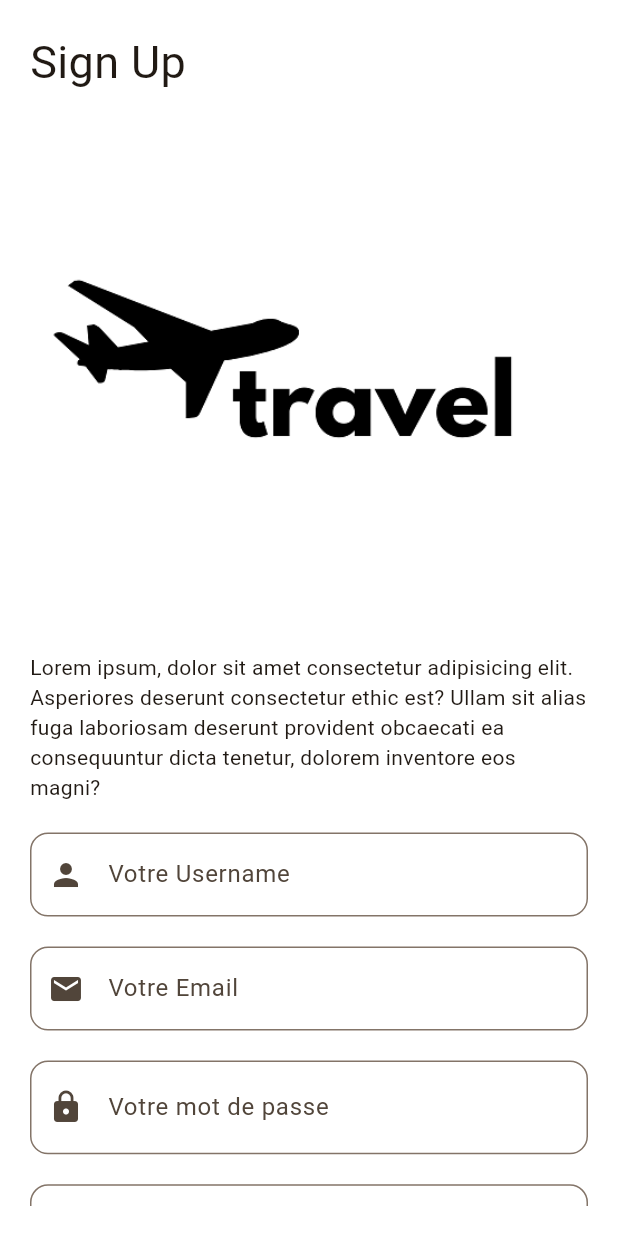
After one commit to zoulbarizi/flutter_application_1, a Flutter app: the Login screen opened directly, after a tap on "You don't have an account ? SignUP", on a phone screen of 412 x 824 dp. The commit adds this screen. Run offline on Flutter 3.47's test engine with Material 3 defaults, Android fonts, the phone set to English and light mode, and no system bars; our stand-ins replace cloud_firestore, firebase_auth, firebase_core, shared_preferences; accounts and stored records are empty; network calls fail.

Commit message:
wip : use firebase for auth and save

```diff
--- /dev/null
+++ b/lib/app/user_auth/firebase_auth_implementation/firabase_auth_services.dart
@@ -0,0 +1,30 @@
+import 'package:firebase_auth/firebase_auth.dart';
+
+class FirebaseAuthService {
+  FirebaseAuth _auth = FirebaseAuth.instance;
+
+  Future<User?> signUpWithEmailAndPassword(
+      String email, String password) async {
+    try {
+      UserCredential credential = await _auth.createUserWithEmailAndPassword(
+          email: email, password: password);
+      return credential.user;
+    } catch (e) {
+      print("Something went wrong ");
+    }
+    return null;
+  }
+
+  Future<User?> signInWithEmailAndPassword(
+      String email, String password) async {
+    try {
+      UserCredential credential = await _auth.signInWithEmailAndPassword(
+          email: email, password: password);
+      return credential.user;
+    } catch (e) {
+      print("Something went wrong ");
+    }
+    return null;
+  }
+
+}
--- a/lib/main.dart
+++ b/lib/main.dart
@@ -1,5 +1,6 @@
 import 'package:firebase_core/firebase_core.dart';
 import 'package:flutter/material.dart';
+import 'package:flutter_application_1/views/foods.dart';
 import 'firebase_options.dart';
 import 'views/enter_app.dart';
 
@@ -27,7 +28,8 @@ class MyApp extends StatelessWidget {
         ),
         useMaterial3: true,
       ),
-      home: const EnterApp(),
+      // home: const EnterApp(),
+      home: Foods(),
     );
   }
 }
--- a/lib/views/login.dart
+++ b/lib/views/login.dart
@@ -1,4 +1,7 @@
+import 'package:firebase_auth/firebase_auth.dart';
 import 'package:flutter/material.dart';
+import 'package:flutter_application_1/app/user_auth/firebase_auth_implementation/firabase_auth_services.dart';
+import 'package:flutter_application_1/views/signUp.dart';
 
 import 'foods.dart';
 
@@ -10,16 +13,20 @@ class Login extends StatefulWidget {
 }
 
 class _LoginState extends State<Login> {
-  final TextEditingController loginController = TextEditingController();
-  final TextEditingController pswController = TextEditingController();
-  bool pswObscure = true;
+  bool loading = false;
+  final FirebaseAuthService _auth = FirebaseAuthService();
+
+  TextEditingController _emailController = TextEditingController();
+  TextEditingController _passwordController = TextEditingController();
 
   @override
   void dispose() {
-    loginController.dispose();
-    pswController.dispose();
+    _emailController.dispose();
+    _passwordController.dispose();
     super.dispose();
   }
+
+  bool pswObscure = true;
 
   @override
   Widget build(BuildContext context) {
@@ -33,11 +40,14 @@ class _LoginState extends State<Login> {
               "Sign In",
               style: TextStyle(fontSize: 30),
             ),
-            Image.asset("assets/images/logo_travel.png"),
+            Image.asset(
+              "assets/images/logo_travel.png",
+              color: Colors.amber,
+            ),
             Text("data data data data data data data data data "),
             SizedBox(height: 20),
             TextField(
-              controller: loginController,
+              controller: _emailController,
               decoration: InputDecoration(
                 hintText: "Login",
                 labelText: "Votre login",
@@ -49,7 +59,7 @@ class _LoginState extends State<Login> {
             ),
             SizedBox(height: 20),
             TextField(
-              controller: pswController,
+              controller: _passwordController,
               obscureText: pswObscure,
               decoration: InputDecoration(
                 hintText: "Mot de passe",
@@ -71,24 +81,65 @@ class _LoginState extends State<Login> {
               ),
             ),
             SizedBox(height: 20),
-            ElevatedButton(
-              child: Text("Submit"),
-              onPressed: () {
-                String login = loginController.text;
-                String psw = pswController.text;
-
-                debugPrint("login = $login");
-                debugPrint("psw = $psw");
-
-                Navigator.of(context).pushAndRemoveUntil(
-                  MaterialPageRoute(builder: (context) => const Foods()),
-                  (route) => false,
-                );
-              },
+            loading? Center(child: CircularProgressIndicator()) : ElevatedButton(child: Text("Submit"), onPressed: _signIn),
+            SizedBox(height: 10),
+            Container(
+              child: GestureDetector(
+                onTap: () {
+                  // Lorsque le texte est tapé, naviguer vers la page de connexion
+                  Navigator.push(
+                    context,
+                    MaterialPageRoute(builder: (context) => SignUp()),
+                  );
+                },
+                child: Text(
+                  "You don't have an account ? SignUP",
+                  style: TextStyle(
+                    color: Colors.blue,
+                    decoration: TextDecoration.underline,
+                  ),
+                ),
+              ),
             ),
           ],
         ),
       ),
     );
   }
+
+  void _signIn() async {
+    setState(() {
+      loading = true;
+    });
+    String email = _emailController.text;
+
+    String password = _passwordController.text;
+
+    User? user = await _auth.signInWithEmailAndPassword(email, password);
+
+    setState(() {
+      loading = false;
+    });
+    if (user != null) {
+      print("User is successfully created");
+      Navigator.of(context).pushAndRemoveUntil(
+        MaterialPageRoute(builder: (context) => const Foods()),
+        (route) => false,
+      );
+    } else {
+      print("Something went wrong");
+      ScaffoldMessenger.of(context).showSnackBar(
+        SnackBar(
+          content: const Text("Identifiant ou mot de passe incorrecte"),
+          // duration: Duration(seconds: 2),
+          // action: SnackBarAction(
+          //   label: 'Action',
+          //   onPressed: () {
+          //     // Code to execute.
+          //   },
+          // ),
+        ),
+      );
+    }
+  }
 }
--- /dev/null
+++ b/lib/views/signUp.dart
@@ -0,0 +1,168 @@
+import 'package:firebase_auth/firebase_auth.dart';
+import 'package:flutter/material.dart';
+import 'package:flutter_application_1/app/user_auth/firebase_auth_implementation/firabase_auth_services.dart';
+import 'package:flutter_application_1/views/login.dart';
+
+import 'foods.dart';
+
+class SignUp extends StatefulWidget {
+  const SignUp({super.key});
+
+  @override
+  State<SignUp> createState() => _SignUpState();
+}
+
+class _SignUpState extends State<SignUp> {
+  final FirebaseAuthService _auth = FirebaseAuthService();
+
+  TextEditingController _usernameController = TextEditingController();
+  TextEditingController _emailController = TextEditingController();
+  TextEditingController _passwordController = TextEditingController();
+  TextEditingController _confirmController = TextEditingController();
+  bool pswObscure = true;
+  bool confpswObscure = true;
+
+  @override
+  void dispose() {
+    _usernameController.dispose();
+    _emailController.dispose();
+    _passwordController.dispose();
+    _confirmController.dispose();
+    super.dispose();
+  }
+
+  @override
+  Widget build(BuildContext context) {
+    return Scaffold(
+      body: Container(
+        color: Colors.white,
+        padding: EdgeInsets.all(20),
+        child: ListView(
+          children: [
+            Text(
+              "Sign Up",
+              style: TextStyle(fontSize: 30),
+            ),
+            Image.asset("assets/images/logo_travel.png"),
+            Text(
+                "Lorem ipsum, dolor sit amet consectetur adipisicing elit. Asperiores deserunt consectetur ethic est? Ullam sit alias fuga laboriosam deserunt provident obcaecati ea consequuntur dicta tenetur, dolorem inventore eos magni? "),
+            SizedBox(height: 20),
+            TextField(
+              controller: _usernameController,
+              decoration: InputDecoration(
+                hintText: "Username",
+                labelText: "Votre Username",
+                prefixIcon: Icon(Icons.person),
+                border: OutlineInputBorder(
+                  borderRadius: BorderRadius.circular(12),
+                ),
+              ),
+            ),
+            SizedBox(height: 20),
+            TextField(
+              controller: _emailController,
+              decoration: InputDecoration(
+                hintText: "Email",
+                labelText: "Votre Email",
+                prefixIcon: Icon(Icons.mail),
+                border: OutlineInputBorder(
+                  borderRadius: BorderRadius.circular(12),
+                ),
+              ),
+            ),
+            SizedBox(height: 20),
+            TextField(
+              controller: _passwordController,
+              obscureText: pswObscure,
+              decoration: InputDecoration(
+                hintText: "Mot de passe",
+                labelText: "Votre mot de passe",
+                prefixIcon: Icon(Icons.lock),
+                suffix: InkWell(
+                  child: Icon(
+                    pswObscure ? Icons.visibility : Icons.visibility_off,
+                  ),
+                  onTap: () {
+                    setState(() {
+                      pswObscure = !pswObscure;
+                    });
+                  },
+                ),
+                border: OutlineInputBorder(
+                  borderRadius: BorderRadius.circular(12),
+                ),
+              ),
+            ),
+            SizedBox(height: 20),
+            TextField(
+              controller: _confirmController,
+              obscureText: confpswObscure,
+              decoration: InputDecoration(
+                hintText: "Confirmez votre mot de passe ",
+                labelText: "Confirmation",
+                prefixIcon: Icon(Icons.lock),
+                suffix: InkWell(
+                  child: Icon(
+                    confpswObscure ? Icons.visibility : Icons.visibility_off,
+                  ),
+                  onTap: () {
+                    setState(() {
+                      confpswObscure = !confpswObscure;
+                    });
+                  },
+                ),
+                border: OutlineInputBorder(
+                  borderRadius: BorderRadius.circular(12),
+                ),
+              ),
+            ),
+            SizedBox(height: 20),
+            ElevatedButton(child: Text("Sign Up"), onPressed: _signUp),
+            SizedBox(height: 10),
+            Container(
+              child: GestureDetector(
+                onTap: () {
+                  Navigator.push(
+                    context,
+                    MaterialPageRoute(builder: (context) => Login()),
+                  );
+                },
+                child: Text(
+                  "You already have an account ? SignIn",
+                  style: TextStyle(
+                    color: Colors.blue,
+                    decoration: TextDecoration.underline,
+                  ),
+                ),
+              ),
+            ),
+          ],
+        ),
+      ),
+    );
+  }
+
+  void _signUp() async {
+    String username = _usernameController.text;
+
+    String email = _emailController.text;
+
+    String password = _passwordController.text;
+
+    String confirm = _confirmController.text;
+
+    if (password == confirm) {
+      User? user = await _auth.signUpWithEmailAndPassword(email, password);
+
+      if (user != null) {
+        print("User is successfully created");
+        Navigator.of(context).pushAndRemoveUntil(
+          MaterialPageRoute(builder: (context) => const Login()),
+          (route) => false,
+        );
+      } else {
+        print("Something went wrong");
+      }
+    }
+  }
+}
--- a/pubspec.yaml
+++ b/pubspec.yaml
@@ -37,6 +37,9 @@ dependencies:
   cupertino_icons: ^1.0.2
   shared_preferences: ^2.2.2
   firebase_core: ^2.24.2
+  firebase_auth: ^4.16.0
+  cloud_firestore: ^4.15.4
+
 
 dev_dependencies:
   flutter_test:
```
Also changed, not shown: lib/controllers/food_controller.dart (added, +26 -0 lines), lib/models/food.dart (+19 -1 lines), lib/views/add_food_form.dart (added, +161 -0 lines), lib/views/foods.dart (+39 -5 lines), lib/firebase_options.dart, pubspec.lock, 6 other files.
